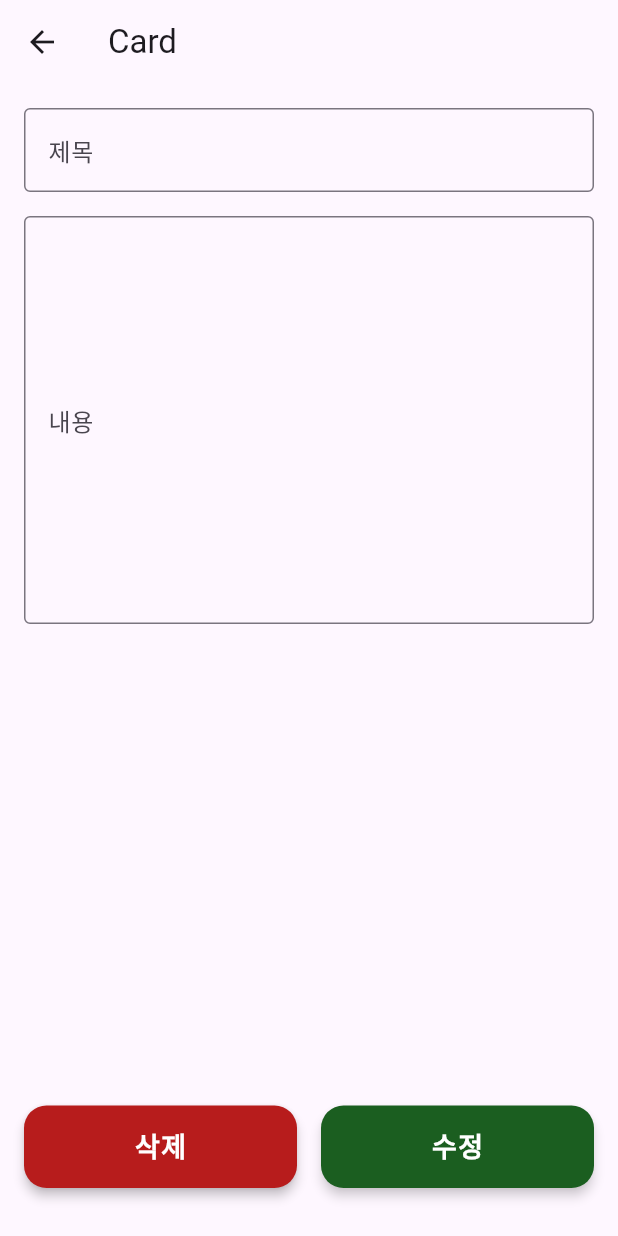
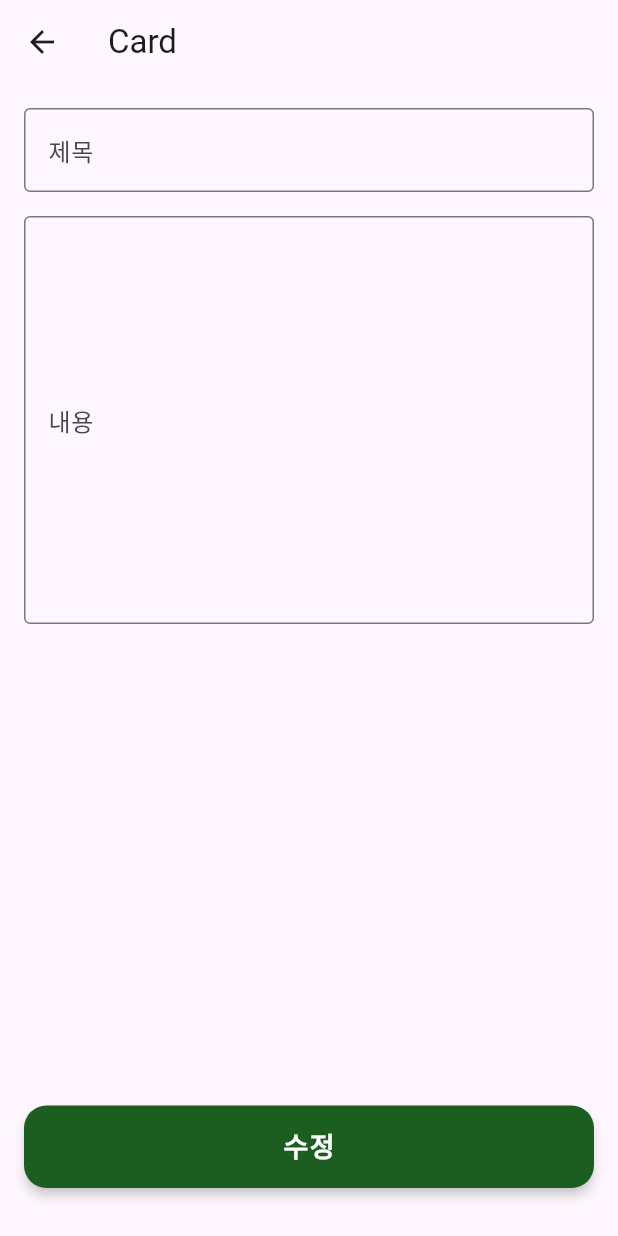
Before and after one commit to Blueberry-team-assignment/memorize, a Flutter app: the CardScreen screen opened directly with empty values, on a phone screen of 412 x 824 dp. Run offline on Flutter 3.47's test engine with Material 3 defaults, Android fonts, the light colour scheme and no system bars; our stand-ins replace sqflite; accounts and stored records are empty.

Commit message:
삭제 버튼 제거

```diff
--- a/lib/feature/card/presentation/card_screen.dart
+++ b/lib/feature/card/presentation/card_screen.dart
@@ -60,40 +60,7 @@ class _CardScreenState extends State<CardScreen> {
               maxLines: 10,
             ),
             const Spacer(),
-            Row(
-              children: [
-                Expanded(
-                  child: Container(
-                    height: 55,
-                    margin: const EdgeInsets.only(bottom: 16),
-                    child: ElevatedButton(
-                      onPressed: () async {
-                        await widget.cardRepository.delete(widget.card.id!);
-                        Navigator.pop(context);
-                      },
-                      style: ElevatedButton.styleFrom(
-                        backgroundColor: Colors.red[900],
-                        foregroundColor: Colors.white,
-                        shape: RoundedRectangleBorder(
-                          borderRadius: BorderRadius.circular(15),
-                        ),
-                        elevation: 3,
-                        //shadowColor:Theme.of(context).primaryColor.withOpacity(0.5),
-                      ),
-                      child: const Text(
-                        '삭제',
-                        style: TextStyle(
-                          fontSize: 18,
-                          fontWeight: FontWeight.bold,
-                          letterSpacing: 1,
-                        ),
-                      ),
-                    ),
-                  ),
-                ),
-                const SizedBox(width: 16), // 버튼 사이 간격
-                Expanded(
-                  child: Container(
+            Container(
               height: 55,
               margin: const EdgeInsets.only(bottom: 16),
               child: ElevatedButton(
@@ -125,9 +92,6 @@ class _CardScreenState extends State<CardScreen> {
                 ),
               ),
             ),
-                ),
-              ],
-            ),
           ],
         ),
       ),
```
Lines whose indentation alone changed are shown as unchanged.
